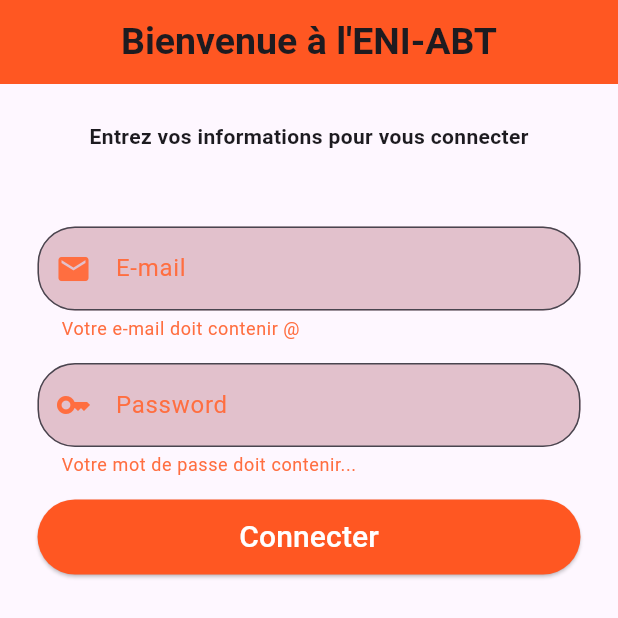
After one commit to Ayouba92/Administrateur, a Flutter app: the screen it shows after launch, after a tap on "Connecter", on a phone screen of 412 x 824 dp, the top half of it. The commit adds this screen. Run offline on Flutter 3.47's test engine with Material 3 defaults, Android fonts, the phone set to English and light mode, and no system bars; our stand-ins replace file_picker; network calls fail.

Commit message:
Ajout de nouvelle fonctionalité

```diff
--- /dev/null
+++ b/lib/Connexion.dart
@@ -0,0 +1,162 @@
+import 'package:admin/Acceuil.dart';
+import 'package:flutter/material.dart';
+import 'dart:convert' as convert;
+import 'package:http/http.dart' as http;
+//import 'package:provider/provider.dart';
+
+
+
+class connexion extends StatefulWidget {
+  const connexion({super.key});
+
+  @override
+  State<connexion> createState() => _connexionState();
+}
+
+class _connexionState extends State<connexion> {
+   //les variables pour controler les chaps de saisi
+  final TextEditingController   emailController =TextEditingController();
+  final TextEditingController   nomcompletController =TextEditingController();
+  final TextEditingController   motDePasseController =TextEditingController();
+
+  //Une fonction future pour envoyer les data
+  Future<void> SeConnecter() async{
+    final respose=await http.post(
+      Uri.parse('http://192.168.0.110:5000/Login'),
+      headers: {"Content-Type": "application/json"},
+      body:convert.jsonEncode({
+        "email":emailController.text,
+        "motDePasse":motDePasseController.text
+      }),
+    );
+    if(respose.statusCode==200){
+      final data=convert.jsonDecode(respose.body);
+        ScaffoldMessenger.of(context).showSnackBar(
+          SnackBar(content:Text('Connexion réussie!')),
+        );
+        Navigator.pushReplacement(context,
+            MaterialPageRoute(builder: (context) => PageAcceuil()),//pour etre rediriger vers la page d'acceuil après avoir envoyer les données
+        );
+    }
+    else{
+        ScaffoldMessenger.of(context).showSnackBar(
+          SnackBar(content:Text('E-mail ou mot de passe incorrect!')),
+        );
+    }
+  }
+
+  @override
+  Widget build(BuildContext context) {
+   // final gererletheme=Provider.of<GererleTheme>(context);
+    //final textColor=gererletheme.themeapplique ? Colors.white : Colors.black;
+
+    return Scaffold(
+        appBar: AppBar(
+          centerTitle: true,
+          title: const Text("Bienvenue à l'ENI-ABT", style: TextStyle(fontSize:25, fontWeight: FontWeight.bold)),
+          backgroundColor:Colors.deepOrange,
+        ),
+        body: ListView(
+          children: [Column(
+            children: [
+              Center(
+                child: Form(
+                  child: Container(
+                    padding: EdgeInsets.all(25),
+                    child: Column(
+                      children: [
+                        const Text("Entrez vos informations pour vous connecter",
+                            style: TextStyle(
+                              fontWeight: FontWeight.bold
+                            ),),
+                        SizedBox(height:50),
+                        TextField(
+                          controller:emailController,
+                          style: TextStyle(
+                            color: Colors.deepOrangeAccent
+                          ),
+                          decoration: InputDecoration(
+                            filled: true,
+                            fillColor: const Color.fromARGB(255, 226, 193, 204),
+                            hintText: "Entrez votre e-mail",
+                            hintStyle: TextStyle(
+                              color: Colors.deepOrangeAccent
+                            ),
+                            labelText: "E-mail",
+                            labelStyle: TextStyle(
+                              color: Colors.deepOrangeAccent
+                            ),
+                            border: OutlineInputBorder(borderRadius: BorderRadius.circular(25)),
+                            helperText: "Votre e-mail doit contenir @",
+                            helperStyle: TextStyle(
+                              color: Colors.deepOrangeAccent
+                            ),
+                            prefixIcon: Icon(Icons.email, color:Colors.deepOrangeAccent)
+                          ),
+                        ),
+                        SizedBox(height: 15),
+                        TextField(
+                          controller: motDePasseController,
+                          style: TextStyle(
+                            color: Colors.deepOrangeAccent
+                          ),
+                          obscureText: true,
+                          decoration: InputDecoration(
+                            filled: true,
+                            fillColor: const Color.fromARGB(255, 226, 193, 204),
+                            hintText: "Entrez votre mot de passe",
+                            hintStyle: TextStyle(
+                              color: Colors.deepOrangeAccent
+                            ),
+                            labelText: "Password",
+                            labelStyle: TextStyle(
+                              color: Colors.deepOrangeAccent
+                            ),
+                            border: OutlineInputBorder(borderRadius: BorderRadius.circular(25)),
+                            helperText: "Votre mot de passe doit contenir...",
+                            helperStyle: TextStyle(
+                              color: Colors.deepOrangeAccent
+                            ),
+                            prefixIcon: Icon(Icons.key, color:Colors.deepOrangeAccent)
+                          ),
+                        ),
+                        SizedBox(height: 15),
+                        Container(
+                          height: 50,
+                          width: 500,
+                          child: ElevatedButton(
+
+                            onPressed: (){
+                              //Navigator.pushReplacement(context,
+                                  //MaterialPageRoute(builder: (context) => PageAcceuil()));
+                              // Navigator.pushReplacement(context,
+                              // MaterialPageRoute(builder:(context){
+                              //     return HomePage();
+                              // }));
+                              SeConnecter();
+                            },
+                            style: ButtonStyle(
+                              foregroundColor: WidgetStateProperty.all<Color>(Colors.white),
+                              backgroundColor: WidgetStateProperty.all<Color>(Colors.deepOrange),
+                            ),
+                             child: const Text(
+                              "Connecter",
+                              style: TextStyle(
+                                fontSize: 20
+                              ),
+                              )
+                             ),
+                        ),
+                        SizedBox(height: 15),
+                      ],
+                    ),
+                  )
+                  ),
+              ),
+              SizedBox(height: 20),
+            ],
+          ),]
+        ),
+      );
+  }
+}
--- a/lib/main.dart
+++ b/lib/main.dart
@@ -1,4 +1,5 @@
 import 'package:admin/Acceuil.dart';
+import 'package:admin/Connexion.dart';
 import 'package:flutter/material.dart';
 
 void main(){
@@ -12,7 +13,8 @@ class Page1 extends StatelessWidget {
   Widget build(BuildContext context) {
     return MaterialApp(
       debugShowCheckedModeBanner: false,
-      home: PageAcceuil(),
+      home:connexion(),
+      // PageAcceuil(),
     );
   }
 }
--- a/pubspec.yaml
+++ b/pubspec.yaml
@@ -13,7 +13,7 @@ dependencies:
 
   cupertino_icons: ^1.0.8
   http: ^1.3.0
-  file_picker: ^9.2.0
+  provider: ^6.1.2
 
 dev_dependencies:
   flutter_test:
@@ -26,6 +26,7 @@ flutter:
   uses-material-design: true
 
   # To add assets to your application, add an assets section, like this:
-  # assets:
+  assets:
+   - Assets/
   #   - images/a_dot_burr.jpeg
   #   - images/a_dot_ham.jpeg
```
Also changed, not shown: lib/Acceuil.dart (+132 -74 lines), lib/EtudiantDetaill.dart (added, +110 -0 lines), lib/GestionListe.dart (added, +10 -0 lines), lib/GestionResultat.dart (added, +10 -0 lines), lib/InfosConcour.dart (added, +10 -0 lines), pubspec.lock, 1 other file.
